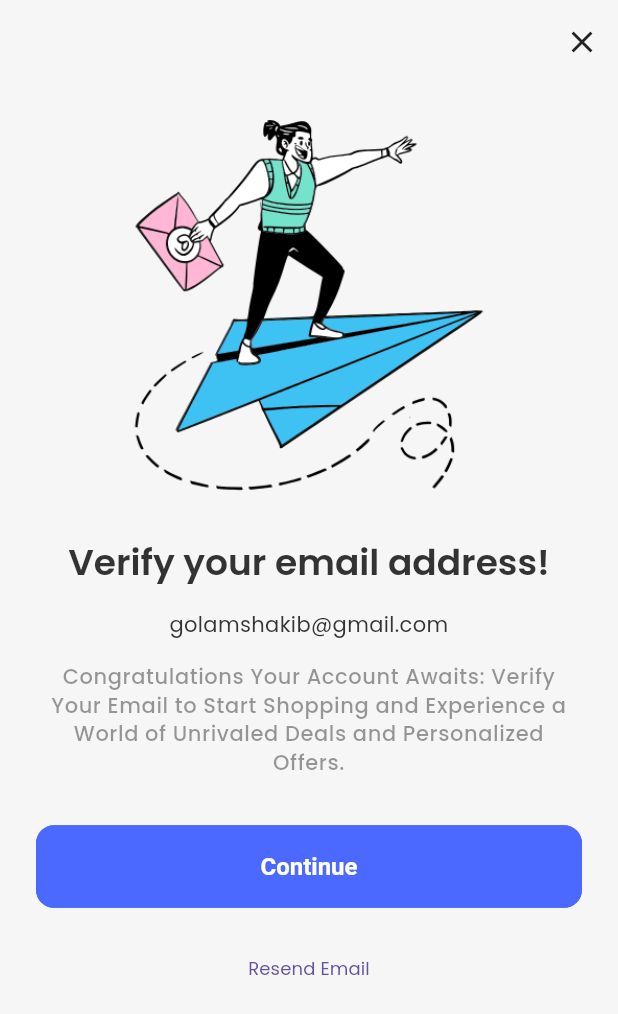
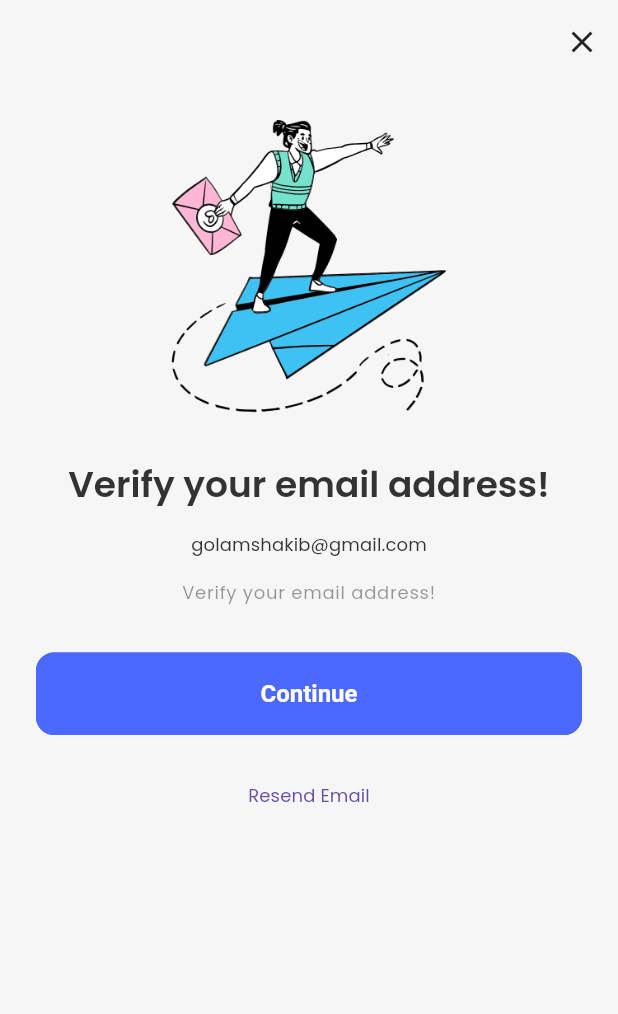
Before and after one commit to golamshakib/e-commerce-app_named-FlexiShop, a Flutter app: the SignupScreen screen opened by its route, after a tap on "Create Account", on a phone screen of 412 x 824 dp. Shown: the top 1014 px of the screen. Run offline on Flutter 3.47's test engine with Material 3 defaults, Android fonts, the phone set to English and light mode, and no system bars; our stand-ins replace iconsax, logger, shared_preferences, smooth_page_indicator; accounts and stored records are empty.

Commit message:
completed forget password and reset password screen and also modified some filesI

```diff
--- /dev/null
+++ b/lib/common/widgets/success_verify_reset/verify_or_reset_email_screen_item.dart
@@ -0,0 +1,74 @@
+import 'package:flutter/material.dart';
+
+import '../../../features/authentication/screens/signup/success_email_screen.dart';
+import '../../../utils/constants/sizes.dart';
+import '../../../utils/device/device_utility.dart';
+
+class VerifyEmailOrResetEmailScreenItem extends StatelessWidget {
+  const VerifyEmailOrResetEmailScreenItem({
+    super.key,
+    required this.image,
+    required this.title,
+    required this.subTitle,
+    required this.elevatedButtonText,
+    required this.outlinedButtonText,
+    required this.elevatedButtonOnPressed,
+    required this.outlinedButtonOnPressed,
+  });
+
+  final String image, title, subTitle, elevatedButtonText, outlinedButtonText;
+  final VoidCallback elevatedButtonOnPressed, outlinedButtonOnPressed;
+
+  @override
+  Widget build(BuildContext context) {
+    return Column(
+      children: [
+        /// Image
+        Image(
+          width: YDeviceUtils.screenWidth(context) * 0.6,
+          image: AssetImage(image),
+        ),
+        SizedBox(height: YSizes.spaceBtwSections),
+
+        /// Title & subtitle
+        Text(
+          title,
+          style: Theme.of(context).textTheme.headlineMedium,
+          textAlign: TextAlign.center,
+        ),
+        SizedBox(height: YSizes.spaceBtwItems),
+        Text(
+          'golamshakib@gmail.com',
+          style: Theme.of(context).textTheme.labelLarge,
+          textAlign: TextAlign.center,
+        ),
+        SizedBox(height: YSizes.spaceBtwItems),
+        Text(
+          subTitle,
+          style: Theme.of(context).textTheme.labelMedium,
+          textAlign: TextAlign.center,
+        ),
+        SizedBox(height: YSizes.spaceBtwSections),
+
+        /// Continue
+        SizedBox(
+          width: double.infinity,
+          child: ElevatedButton(
+            onPressed: elevatedButtonOnPressed,
+            child: Text(elevatedButtonText),
+          ),
+        ),
+        SizedBox(height: YSizes.spaceBtwItems),
+
+        /// Resend email
+        SizedBox(
+          width: double.infinity,
+          child: TextButton(
+            onPressed: outlinedButtonOnPressed,
+            child: Text(outlinedButtonText),
+          ),
+        ),
+      ],
+    );
+  }
+}
--- a/lib/features/authentication/screens/login/widgets/login_form.dart
+++ b/lib/features/authentication/screens/login/widgets/login_form.dart
@@ -3,6 +3,7 @@ import 'package:iconsax/iconsax.dart';
 
 import '../../../../../utils/constants/sizes.dart';
 import '../../../../../utils/constants/text_strings.dart';
+import '../../password_configuration/forget_password_screen.dart';
 import '../../signup/signup_screen.dart';
 
 class LoginForm extends StatelessWidget {
@@ -28,6 +29,7 @@ class LoginForm extends StatelessWidget {
 
             /// Password
             TextFormField(
+              obscureText: true,
               decoration: const InputDecoration(
                 prefixIcon: Icon(Iconsax.password_check),
                 suffixIcon: Icon(Iconsax.eye_slash),
@@ -54,7 +56,7 @@ class LoginForm extends StatelessWidget {
 
                 /// Forget Password
                 TextButton(
-                  onPressed: () {},
+                  onPressed: () => Navigator.pushNamed(context, ForgetPasswordScreen.routeName),
                   child: const Text(YTexts.forgetPassword),
                 ),
               ],
--- a/lib/features/authentication/screens/signup/signup_screen.dart
+++ b/lib/features/authentication/screens/signup/signup_screen.dart
@@ -36,7 +36,7 @@ class SignupScreen extends StatelessWidget {
               const FormDivider(dividerText: YTexts.orSignUpWith),
               SizedBox(height: YSizes.spaceBtwSections),
 
-              /// Footer
+              /// Social Button
               const SocialButtons(),
             ],
           ),
--- a/lib/features/authentication/screens/signup/verify_email.dart
+++ /dev/null
@@ -1,76 +0,0 @@
-import 'package:flexishop/utils/constants/image_strings.dart';
-import 'package:flexishop/utils/constants/sizes.dart';
-import 'package:flexishop/utils/constants/text_strings.dart';
-import 'package:flexishop/utils/device/device_utility.dart';
-import 'package:flutter/material.dart';
-
-class VerifyEmail extends StatelessWidget {
-  static const String routeName = '/verify_email';
-
-  const VerifyEmail({super.key});
-
-  @override
-  Widget build(BuildContext context) {
-    return Scaffold(
-      appBar: AppBar(
-        automaticallyImplyLeading: false,
-        actions: [
-          IconButton(
-            onPressed: () {},
-            icon: const Icon(Icons.clear),
-          ),
-        ],
-      ),
-      body: SingleChildScrollView(
-        child: Padding(
-          padding: EdgeInsets.all(YSizes.defaultSpace),
-          child: Column(
-            children: [
-              /// Image, title & subtitle
-              Image(
-                height: YDeviceUtils.screenHeight(context) * 0.3,
-                width: YDeviceUtils.screenWidth(context) * 0.8,
-                image: const AssetImage(YImages.verifyEmailIllustration),
-              ),
-              SizedBox(height: YSizes.spaceBtwSections),
-              Text(
-                YTexts.confirmEmailTitle,
-                style: Theme.of(context).textTheme.headlineMedium,
-                textAlign: TextAlign.center,
-              ),
-              SizedBox(height: YSizes.md),
-              Text(
-                'golamshakib@gmail.com',
-                style: Theme.of(context).textTheme.bodyMedium,
-                textAlign: TextAlign.center,
-              ),
-              SizedBox(height: YSizes.md),
-              Text(
-                YTexts.confirmEmailSubTitle,
-                style: Theme.of(context).textTheme.bodySmall,
-                textAlign: TextAlign.center,
-              ),
-              SizedBox(height: YSizes.spaceBtwSections),
-
-              /// Continue
-              SizedBox(
-                width: double.infinity,
-                child: ElevatedButton(
-                  onPressed: () {},
-                  child: const Text(YTexts.continueButton),
-                ),
-              ),
-              SizedBox(height: YSizes.spaceBtwSections / 2),
-
-              /// Resend email
-              TextButton(
-                onPressed: () {},
-                child: const Text(YTexts.resendEmail),
-              ),
-            ],
-          ),
-        ),
-      ),
-    );
-  }
-}
--- /dev/null
+++ b/lib/features/authentication/screens/signup/verify_email_screen.dart
@@ -0,0 +1,43 @@
+import 'package:flexishop/features/authentication/screens/signup/success_email_screen.dart';
+import 'package:flutter/material.dart';
+
+import '../../../../common/widgets/success_verify_reset/verify_or_reset_email_screen_item.dart';
+import '../../../../utils/constants/image_strings.dart';
+import '../../../../utils/constants/sizes.dart';
+import '../../../../utils/constants/text_strings.dart';
+
+class VerifyEmailScreen extends StatelessWidget {
+  static const String routeName = '/verify_email';
+
+  const VerifyEmailScreen({super.key});
+
+  @override
+  Widget build(BuildContext context) {
+    return Scaffold(
+      appBar: AppBar(
+        automaticallyImplyLeading: false,
+        actions: [
+          IconButton(
+            onPressed: () => Navigator.pop(context),
+            icon: const Icon(Icons.clear),
+          ),
+        ],
+      ),
+      body: SingleChildScrollView(
+        child: Padding(
+          padding: EdgeInsets.all(YSizes.defaultSpace),
+          child: VerifyEmailOrResetEmailScreenItem(
+            image: YImages.verifyEmailIllustration,
+            title: YTexts.verifyEmailTitle,
+            subTitle: YTexts.verifyEmailTitle,
+            elevatedButtonText: YTexts.tContinue,
+            elevatedButtonOnPressed: () =>
+                Navigator.pushReplacementNamed(context, SuccessEmailScreen.routeName),
+            outlinedButtonText: YTexts.resendEmail,
+            outlinedButtonOnPressed: () {},
+          ),
+        ),
+      ),
+    );
+  }
+}
--- a/lib/features/authentication/screens/signup/widgets/signup_form.dart
+++ b/lib/features/authentication/screens/signup/widgets/signup_form.dart
@@ -1,4 +1,6 @@
-import 'package:flexishop/features/authentication/screens/signup/verify_email.dart';
+import 'package:flexishop/features/authentication/screens/signup/verify_email_screen.dart';
+import 'package:flexishop/utils/constants/colors.dart';
+import 'package:flexishop/utils/device/device_utility.dart';
 import 'package:flutter/material.dart';
 import 'package:iconsax/iconsax.dart';
 import '../../../../../utils/constants/sizes.dart';
@@ -11,6 +13,7 @@ class SignupForm extends StatelessWidget {
 
   @override
   Widget build(BuildContext context) {
+    final dark = YDeviceUtils.isDarkMode(context);
     return Form(
       child: Padding(
         padding: EdgeInsets.symmetric(vertical: YSizes.spaceBtwSections),
@@ -28,7 +31,7 @@ class SignupForm extends StatelessWidget {
                     ),
                   ),
                 ),
-                SizedBox(width: YSizes.spaceBtwItems),
+                SizedBox(width: YSizes.spaceBtwInputFields),
                 Expanded(
                   child: TextFormField(
                     expands: false,
@@ -40,7 +43,7 @@ class SignupForm extends StatelessWidget {
                 ),
               ],
             ),
-            SizedBox(height: YSizes.spaceBtwItems),
+            SizedBox(height: YSizes.spaceBtwInputFields),
 
             /// Username
             TextFormField(
@@ -49,7 +52,7 @@ class SignupForm extends StatelessWidget {
                 labelText: YTexts.username,
               ),
             ),
-            SizedBox(height: YSizes.spaceBtwItems),
+            SizedBox(height: YSizes.spaceBtwInputFields),
 
             /// Email
             TextFormField(
@@ -58,7 +61,7 @@ class SignupForm extends StatelessWidget {
                 labelText: YTexts.email,
               ),
             ),
-            SizedBox(height: YSizes.spaceBtwItems),
+            SizedBox(height: YSizes.spaceBtwInputFields),
 
             /// Phone number
             TextFormField(
@@ -67,44 +70,72 @@ class SignupForm extends StatelessWidget {
                 labelText: YTexts.phoneNo,
               ),
             ),
-            SizedBox(height: YSizes.spaceBtwItems),
+            SizedBox(height: YSizes.spaceBtwInputFields),
 
             /// Password
             TextFormField(
+              obscureText: true,
               decoration: const InputDecoration(
                 prefixIcon: Icon(Iconsax.password_check),
                 suffixIcon: Icon(Iconsax.eye_slash),
                 labelText: YTexts.password,
               ),
             ),
-            SizedBox(height: YSizes.spaceBtwItems),
+            SizedBox(height: YSizes.spaceBtwSections),
 
-            /// Privacy policy & Terms of use
+            /// Terms & Condition Checkbox
             Row(
               children: [
-                Checkbox(
-                  value: true,
-                  onChanged: (value) {},
+                SizedBox(
+                  width: 24.0,
+                  height: 24.0,
+                  child: Checkbox(
+                    value: true,
+                    onChanged: (value) {},
+                  ),
                 ),
-                const Text(YTexts.isAgreeTo),
-                SizedBox(width: YSizes.xs),
-                Text(YTexts.privacyPolicy,
-                    style: Theme.of(context).textTheme.bodyMedium),
-                SizedBox(width: YSizes.xs),
-                const Text(YTexts.and),
-                SizedBox(width: YSizes.xs),
-                Text(YTexts.termsOfUse,
-                    style: Theme.of(context).textTheme.bodyMedium),
+                SizedBox(width: YSizes.spaceBtwItems),
+                Text.rich(
+                  TextSpan(
+                    children: [
+                      TextSpan(
+                        text: '${YTexts.isAgreeTo} ',
+                        style: Theme.of(context).textTheme.bodySmall,
+                      ),
+                      TextSpan(
+                        text: '${YTexts.privacyPolicy} ',
+                        style: Theme.of(context).textTheme.bodyMedium!.apply(
+                          color: dark ? YColors.white : YColors.primary,
+                          decoration: TextDecoration.underline,
+                          decorationColor: dark ? YColors.white : YColors.primary,
+                        ),
+                      ),
+                      TextSpan(
+                        text: '${YTexts.and} ',
+                        style: Theme.of(context).textTheme.bodySmall,
+                      ),
+                      TextSpan(
+                        text: YTexts.termsOfUse,
+                        style: Theme.of(context).textTheme.bodyMedium!.apply(
+                          color: dark ? YColors.white : YColors.primary,
+                          decoration: TextDecoration.underline,
+                          decorationColor: dark ? YColors.white : YColors.primary,
+                        ),
+                      ),
+                    ],
+                  ),
+                ),
               ],
             ),
-            SizedBox(height: YSizes.spaceBtwItems),
+            SizedBox(height: YSizes.spaceBtwSections),
 
-            /// Create account
+            /// Create account Button
             SizedBox(
               width: double.infinity,
               child: ElevatedButton(
                 onPressed: () {
-                  Navigator.pushReplacementNamed(context, VerifyEmail.routeName);
+                  Navigator.pushReplacementNamed(
+                      context, VerifyEmailScreen.routeName);
                 },
                 child: const Text(YTexts.createAccount),
               ),
--- a/lib/utils/constants/text_strings.dart
+++ b/lib/utils/constants/text_strings.dart
@@ -31,7 +31,9 @@ class YTexts{
   static const String and = "and";
   static const String termsOfUse = "Terms of use";
   static const String verificationCode = "verification code";
-  static const String continueButton = "Continue";
+  static const String tContinue = "Continue";
+  static const String submit = "Submit";
+  static const String done = "Done";
   static const String resendEmail = "Resend Email";
   static const String resendEmailIn = "Resend email in";
 
@@ -41,10 +43,10 @@ class YTexts{
   static const String signupTitle = "Let's create your account";
   static const String forgetPasswordTitle = "Forget password";
   static const String forgetPasswordSubTitle = "Don't worry sometimes people can forget too, enter your email and we will send you a password reset link";
-  static const String changeYourPasswordTitle = "Password Reset Email Sent";
-  static const String changeYourPasswordSubTitle = "Your Account Security is Our Priority! We've Sent You a SecureLink to Safely Change Your Password and Keep Your Account Protected.";
-  static const String confirmEmailTitle = "Verify your email address!";
-  static const String confirmEmailSubTitle = "Congratulations Your Account Awaits: Verify Your Email to Start Shopping and Experience a World of Unrivaled Deals and Personalized Offers.";
+  static const String resetYourPasswordTitle = "Password Reset Email Sent";
+  static const String resetYourPasswordSubTitle = "Your Account Security is Our Priority! We've Sent You a SecureLink to Safely Change Your Password and Keep Your Account Protected.";
+  static const String verifyEmailTitle = "Verify your email address!";
+  static const String verifyEmailSubTitle = "Congratulations Your Account Awaits: Verify Your Email to Start Shopping and Experience a World of Unrivaled Deals and Personalized Offers.";
   static const String emailNotReceivedMessage = "Didn't get the email? Check your junk/spam or resend it.";
   static const String yourAccountCreatedTitle = "Your account successfully created!";
   static const String yourAccountCreatedSubTitle = "Welcome to Your Ultimate Shopping Destination: Your Account is Created Unleash the Joy of Seamless online Shopping!";
```
Also changed, not shown: lib/common/widgets/success_verify_reset/success_screen_item.dart (added, +53 -0 lines), lib/features/authentication/screens/password_configuration/forget_password_screen.dart (added, +54 -0 lines), lib/features/authentication/screens/password_configuration/reset_password_screen.dart (added, +42 -0 lines), lib/features/authentication/screens/signup/success_email_screen.dart (added, +25 -0 lines), lib/main.dart (+8 -2 lines).
